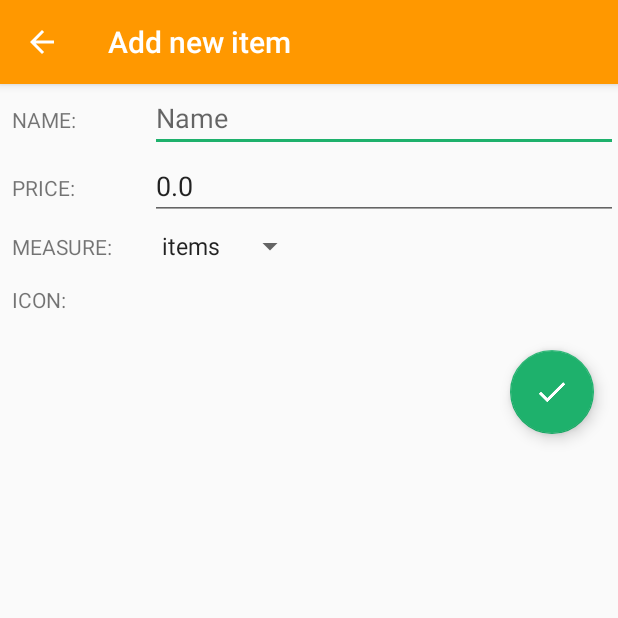
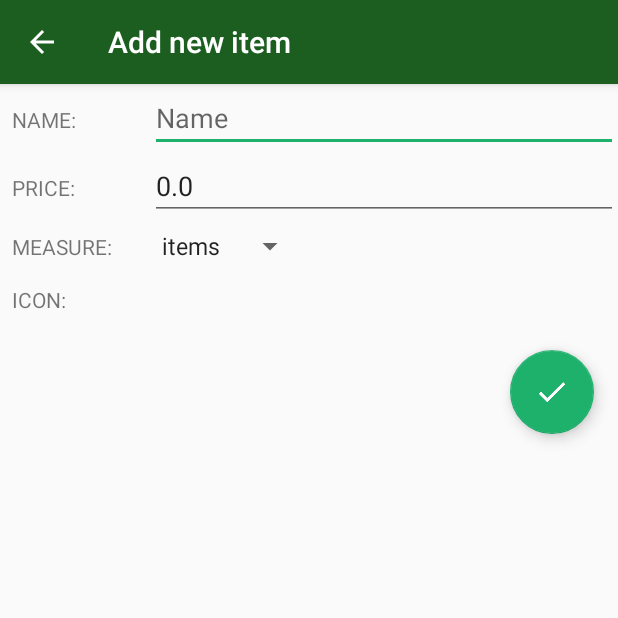
Before and after one commit to takeoffmymonkey/dev_Groceries2, an Android app: the ItemEditorActivity screen opened directly, with no data from a screen before it, on a phone screen of 412 x 824 dp, the top half of it. Run offline under Robolectric (Android 15) with nearby library versions, the light colour scheme and no system bars; pictures from the network do not load; 1 statement that could not run was skipped.

Commit message:
colors (bug with selection)

```diff
--- a/app/src/main/java/com/example/android/groceries2/fragments/ItemsFragment.java
+++ b/app/src/main/java/com/example/android/groceries2/fragments/ItemsFragment.java
@@ -283,8 +283,6 @@ public class ItemsFragment extends Fragment {
                         null, null,
                         null, null, null);
 
-                Log.e("WARNING: ", "Cursor count " + cursorCheckItemsTable.getCount());
-
                 if (cursorCheckItemsTable.getCount() > 0) {
                     //table has at least 1 item
                     cursorCheckItemsTable.close();
--- a/app/src/main/res/layout/activity_editor.xml
+++ b/app/src/main/res/layout/activity_editor.xml
@@ -1,7 +1,8 @@
 <?xml version="1.0" encoding="utf-8"?>
 <RelativeLayout xmlns:android="http://schemas.android.com/apk/res/android"
     android:layout_width="match_parent"
-    android:layout_height="match_parent">
+    android:layout_height="match_parent"
+    xmlns:app="http://schemas.android.com/apk/res-auto">
 
 
     <LinearLayout
@@ -115,8 +116,8 @@
                 android:id="@+id/fab_delete_item"
                 android:layout_width="wrap_content"
                 android:layout_height="wrap_content"
-                android:layout_marginRight="8dp"
                 android:layout_marginTop="16dp"
+                app:backgroundTint="@color/colorRed"
                 android:layout_toLeftOf="@+id/fab_approve_item"
                 android:src="@mipmap/ic_delete_forever_white_24dp" />
 
--- a/app/src/main/res/layout/activity_list.xml
+++ b/app/src/main/res/layout/activity_list.xml
@@ -3,6 +3,7 @@
     xmlns:tools="http://schemas.android.com/tools"
     android:layout_width="match_parent"
     android:layout_height="match_parent"
+    xmlns:app="http://schemas.android.com/apk/res-auto"
     android:orientation="vertical"
     tools:context=".activities.ListInfoActivity">
 
@@ -110,6 +111,7 @@
         android:layout_height="wrap_content"
         android:layout_alignParentBottom="true"
         android:layout_alignParentRight="true"
+        app:backgroundTint="@color/colorRed"
         android:layout_margin="16dp"
         android:src="@mipmap/ic_delete_forever_white_24dp" />
 
--- a/app/src/main/res/values/colors.xml
+++ b/app/src/main/res/values/colors.xml
@@ -9,6 +9,8 @@
     <color name="colorIcons">#FFFFFF</color>
     <color name="colorDivider">#BDBDBD</color>
 
+    <color name="colorRed">#e57373</color>
+    <color name="colorDarkGreen">#1b5e20</color>
     <color name="colorEditor">#98a2d6</color>
     <color name="colorGreen">#1eb16c</color>
     <color name="colorGray">#e9e9e9</color>
--- a/app/src/main/res/values/styles.xml
+++ b/app/src/main/res/values/styles.xml
@@ -12,7 +12,7 @@
     <!-- Editor theme. -->
     <style name="EditorTheme" parent="Theme.AppCompat.Light.DarkActionBar">
         <!-- Customize your theme here. -->
-        <item name="colorPrimary">@color/colorAccent</item>
+        <item name="colorPrimary">@color/colorDarkGreen</item>
         <item name="colorPrimaryDark">@color/colorEditor</item>
         <item name="colorAccent">@color/colorGreen</item>
     </style>
```
